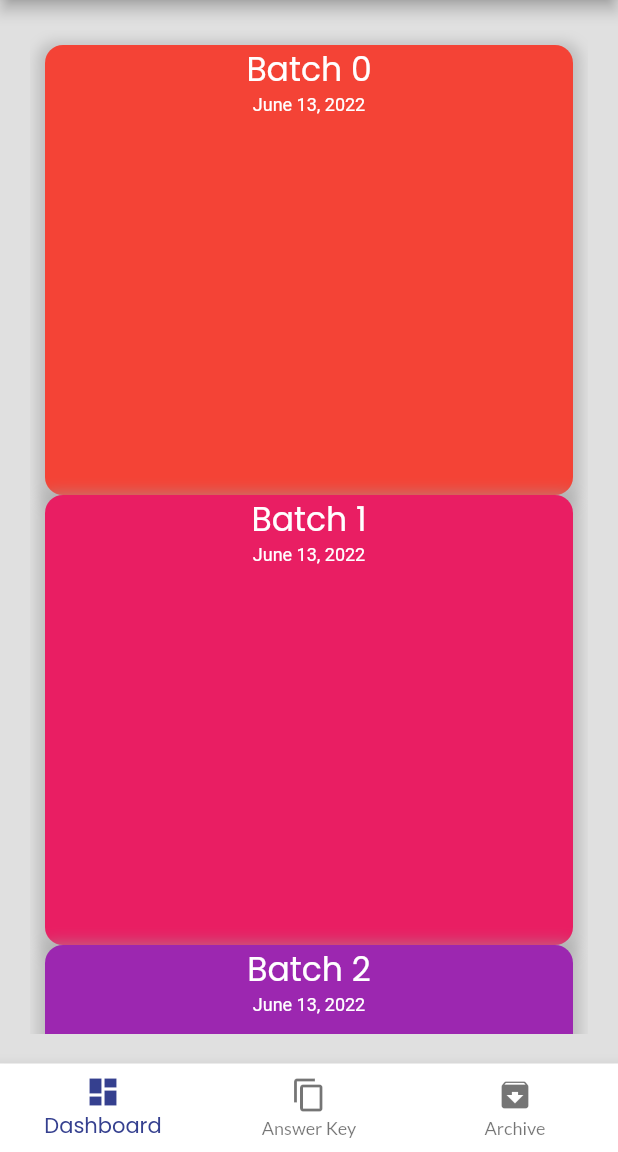
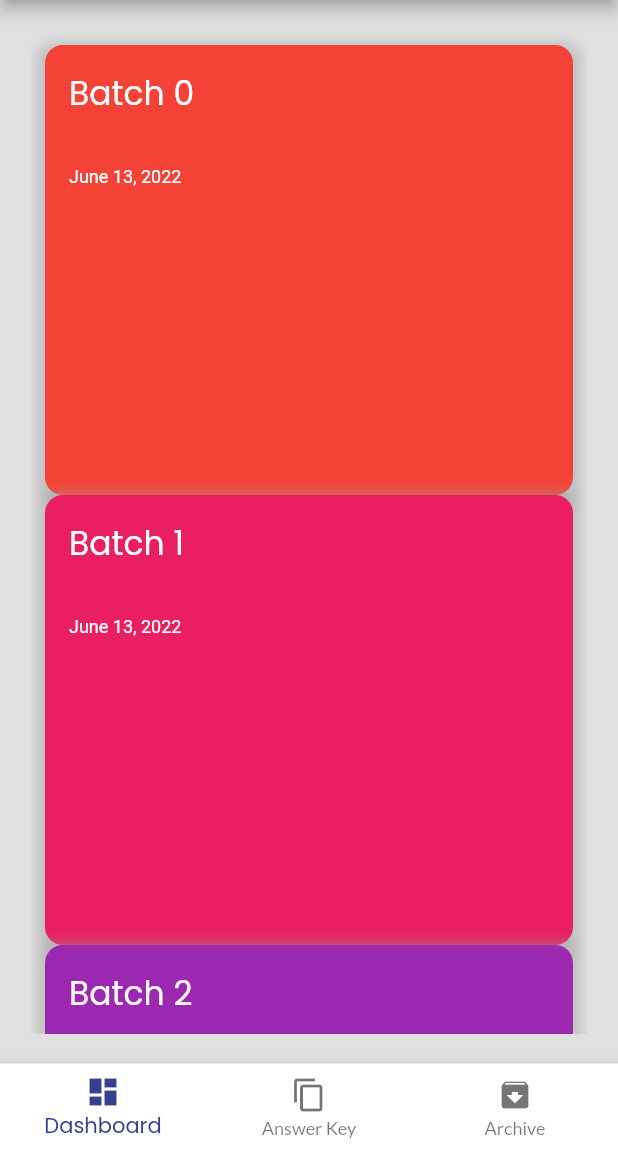
Before and after one commit to hivethesoulchild/smartcheck, a Flutter app: the screen it shows after launch, on a phone screen of 412 x 824 dp, the part 84-1236 px from its top. Run offline on Flutter 3.47's test engine with Material 2 defaults, Android fonts, the phone set to English and light mode, and no system bars; our stand-ins replace google_fonts, hexcolor; Roboto replaces fonts that are missing (Prompt).

Commit message:
Fixed render issues

```diff
--- a/lib/dashboard.dart
+++ b/lib/dashboard.dart
@@ -123,15 +123,27 @@ class _DashboardPageState extends State<DashboardPage> {
                             ]),
                         child: Column(
                           children: [
-                            Text(
+                            Padding(
+                              padding: const EdgeInsets.all(16.0),
+                              child: Align(
+                                alignment: Alignment.topLeft,
+                                child: Text(
                                   'Batch $index',
                                   style: GoogleFonts.poppins(
                                       fontSize: 22, color: Colors.white),
                                 ),
-                            Text(
+                              ),
+                            ),
+                            Padding(
+                              padding: const EdgeInsets.all(16.0),
+                              child: Align(
+                                alignment: Alignment.topLeft,
+                                child: Text(
                                   '$date',
                                   style: GoogleFonts.prompt(
                                       fontSize: 12, color: Colors.white),
+                                ),
+                              ),
                             )
                           ],
                         ),
```
Lines whose indentation alone changed are shown as unchanged.
